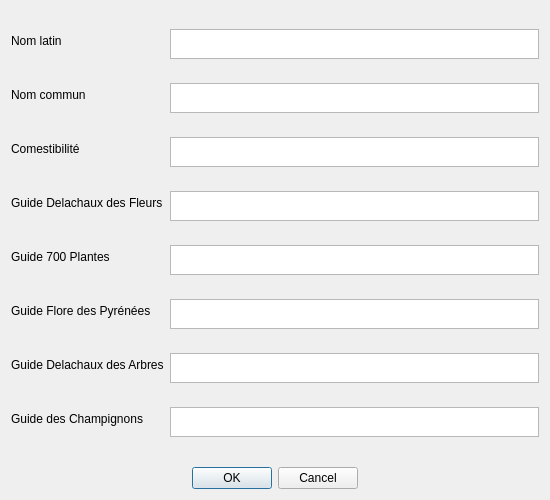
Above: ui/species_edit_window.ui from Ludovic-Lesur/botany-guide-gui before the change. Below: the same form after it.
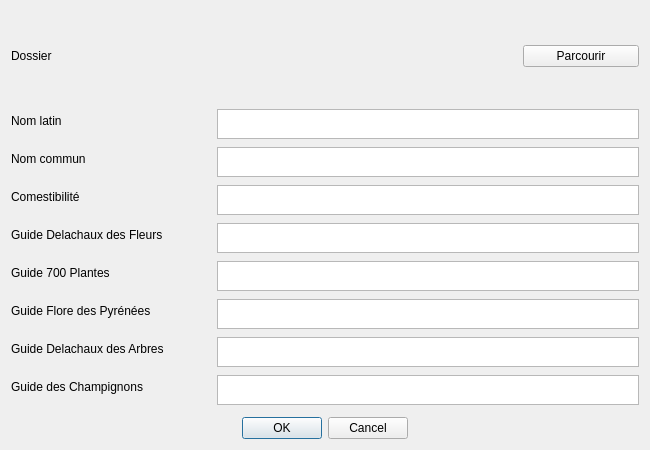
That is the form after the change.

Commit message: Add species creation feature.

What changed in the file:
```diff
--- a/ui/species_edit_window.ui
+++ b/ui/species_edit_window.ui
@@ -6,8 +6,8 @@
    <rect>
     <x>0</x>
     <y>0</y>
-    <width>550</width>
-    <height>500</height>
+    <width>650</width>
+    <height>450</height>
    </rect>
   </property>
   <property name="windowTitle">
@@ -17,9 +17,61 @@
    <item row="0" column="0">
     <layout class="QVBoxLayout" name="verticalLayout">
      <item>
-      <layout class="QFormLayout" name="speciesFormLayout">
+      <layout class="QHBoxLayout" name="horizontalLayout">
+       <item>
+        <widget class="QLabel" name="directoryLabel">
+         <property name="minimumSize">
+          <size>
+           <width>200</width>
+           <height>0</height>
+          </size>
+         </property>
+         <property name="text">
+          <string>Dossier</string>
+         </property>
+        </widget>
+       </item>
+       <item>
+        <widget class="QLabel" name="directoryContentLabel">
+         <property name="minimumSize">
+          <size>
+           <width>300</width>
+           <height>90</height>
+          </size>
+         </property>
+         <property name="maximumSize">
+          <size>
+           <width>16777215</width>
+           <height>90</height>
+          </size>
+         </property>
+         <property name="text">
+          <string/>
+         </property>
+         <property name="wordWrap">
+          <bool>true</bool>
+         </property>
+        </widget>
+       </item>
+       <item>
+        <widget class="QPushButton" name="explorerPushButton">
+         <property name="text">
+          <string>Parcourir</string>
+         </property>
+        </widget>
+       </item>
+      </layout>
+     </item>
+     <item>
+      <layout class="QFormLayout" name="formLayout">
        <item row="0" column="0">
         <widget class="QLabel" name="latinNameLabel">
+         <property name="minimumSize">
+          <size>
+           <width>200</width>
+           <height>0</height>
+          </size>
+         </property>
          <property name="text">
           <string>Nom latin</string>
          </property>
@@ -43,6 +95,12 @@
        </item>
        <item row="1" column="0">
         <widget class="QLabel" name="commonNameLabel">
+         <property name="minimumSize">
+          <size>
+           <width>200</width>
+           <height>0</height>
+          </size>
+         </property>
          <property name="text">
           <string>Nom commun</string>
          </property>
@@ -66,6 +124,12 @@
        </item>
        <item row="2" column="0">
         <widget class="QLabel" name="edibilityLabel">
+         <property name="minimumSize">
+          <size>
+           <width>200</width>
+           <height>0</height>
+          </size>
+         </property>
          <property name="text">
           <string>Comestibilité</string>
          </property>
@@ -89,6 +153,12 @@
        </item>
        <item row="3" column="0">
         <widget class="QLabel" name="refDelachauxFleursLabel">
+         <property name="minimumSize">
+          <size>
+           <width>200</width>
+           <height>0</height>
+          </size>
+         </property>
          <property name="text">
           <string>Guide Delachaux des Fleurs</string>
          </property>
@@ -115,6 +185,12 @@
        </item>
        <item row="4" column="0">
         <widget class="QLabel" name="ref700PlantesLabel">
+         <property name="minimumSize">
+          <size>
+           <width>200</width>
+           <height>0</height>
+          </size>
+         </property>
          <property name="text">
           <string>Guide 700 Plantes</string>
          </property>
@@ -141,6 +217,12 @@
        </item>
        <item row="5" column="0">
         <widget class="QLabel" name="refFlorePyreneesLabel">
+         <property name="minimumSize">
+          <size>
+           <width>200</width>
+           <height>0</height>
+          </size>
+         </property>
          <property name="text">
           <string>Guide Flore des Pyrénées</string>
          </property>
@@ -167,6 +249,12 @@
        </item>
        <item row="6" column="0">
         <widget class="QLabel" name="refDelachauxArbresLabel">
+         <property name="minimumSize">
+          <size>
+           <width>200</width>
+           <height>0</height>
+          </size>
+         </property>
          <property name="text">
           <string>Guide Delachaux des Arbres</string>
          </property>
@@ -193,6 +281,12 @@
        </item>
        <item row="7" column="0">
         <widget class="QLabel" name="refChampignonsLabel">
+         <property name="minimumSize">
+          <size>
+           <width>200</width>
+           <height>0</height>
+          </size>
+         </property>
          <property name="text">
           <string>Guide des Champignons</string>
          </property>
```
The commit also changes 4 other files.
